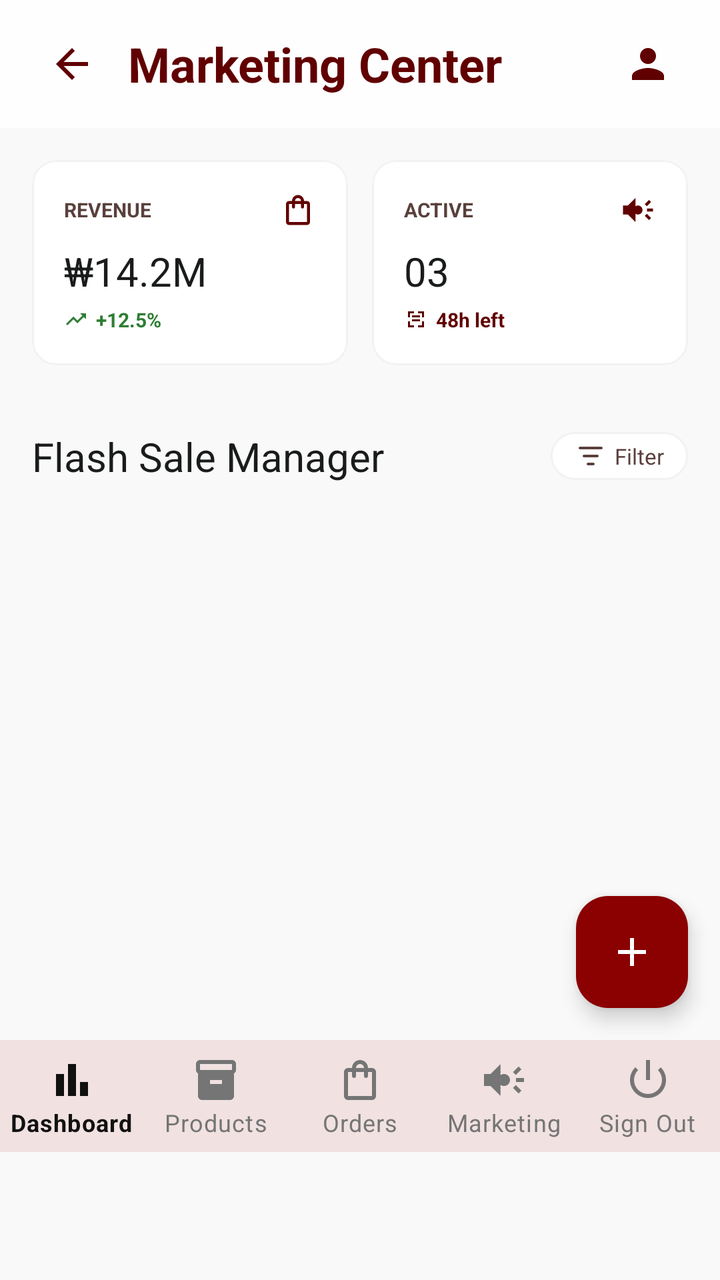
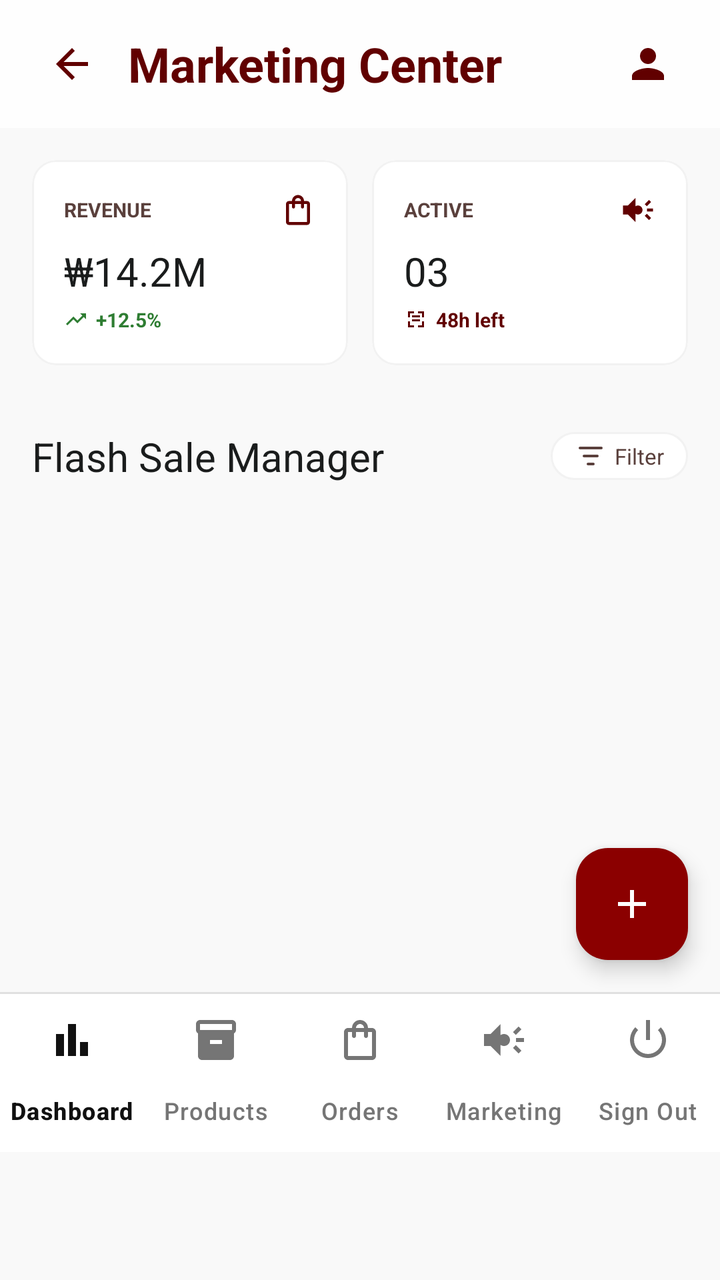

Before-and-after screenshots of an Android layout around one commit, followed by the original layout XML and the change that was made.
<!-- AndroidManifest.xml: application theme Theme.TirTirMCommerce -->
<!-- res/layout/activity_admin_flash_sale.xml -->
<?xml version="1.0" encoding="utf-8"?>
<androidx.constraintlayout.widget.ConstraintLayout xmlns:android="http://schemas.android.com/apk/res/android"
    xmlns:app="http://schemas.android.com/apk/res-auto"
    xmlns:tools="http://schemas.android.com/tools"
    android:layout_width="match_parent"
    android:layout_height="match_parent"
    android:background="@color/tirtir_off_white"
    android:paddingBottom="?attr/actionBarSize">

    
    <androidx.appcompat.widget.Toolbar
        android:id="@+id/toolbarAdminFlashSale"
        android:layout_width="match_parent"
        android:layout_height="?attr/actionBarSize"
        android:background="#CCFFFFFF"
        android:elevation="4dp"
        app:layout_constraintTop_toTopOf="parent"
        app:layout_constraintStart_toStartOf="parent"
        app:layout_constraintEnd_toEndOf="parent">
        
        <LinearLayout
            android:layout_width="match_parent"
            android:layout_height="match_parent"
            android:orientation="horizontal"
            android:gravity="center_vertical"
            android:paddingEnd="16dp">
            <ImageView
                android:id="@+id/btnBack"
                android:layout_width="wrap_content"
                android:layout_height="wrap_content"
                android:src="@drawable/ic_arrow_back"
                app:tint="@color/tirtir_red_dark"
                android:padding="8dp"/>
            <TextView
                android:layout_width="0dp"
                android:layout_height="wrap_content"
                android:layout_weight="1"
                android:text="Marketing Center"
                android:textSize="24sp"
                android:textColor="@color/tirtir_red_dark"
                android:textStyle="bold"
                android:layout_marginStart="8dp"/>
            <ImageView
                android:id="@+id/btnProfile"
                android:layout_width="wrap_content"
                android:layout_height="wrap_content"
                android:src="@drawable/ic_profile"
                app:tint="@color/tirtir_red_dark"
                android:padding="8dp"/>
        </LinearLayout>
    </androidx.appcompat.widget.Toolbar>

    <ScrollView
        android:layout_width="match_parent"
        android:layout_height="0dp"
        app:layout_constraintTop_toBottomOf="@id/toolbarAdminFlashSale"
        app:layout_constraintBottom_toTopOf="@id/bottomNavAdmin"
        app:layout_constraintStart_toStartOf="parent"
        app:layout_constraintEnd_toEndOf="parent">

        <LinearLayout
            android:layout_width="match_parent"
            android:layout_height="wrap_content"
            android:orientation="vertical"
            android:padding="16dp">

            
            <LinearLayout
                android:layout_width="match_parent"
                android:layout_height="wrap_content"
                android:orientation="horizontal"
                android:baselineAligned="false">
                
                
                <com.google.android.material.card.MaterialCardView
                    android:layout_width="0dp"
                    android:layout_height="wrap_content"
                    android:layout_weight="1"
                    android:layout_marginEnd="6dp"
                    app:cardCornerRadius="12dp"
                    app:cardBackgroundColor="@color/white"
                    app:strokeColor="@color/tirtir_surface_variant"
                    app:strokeWidth="1dp"
                    app:cardElevation="0dp">
                    <LinearLayout
                        android:layout_width="match_parent"
                        android:layout_height="wrap_content"
                        android:orientation="vertical"
                        android:padding="16dp">
                        <LinearLayout
                            android:layout_width="match_parent"
                            android:layout_height="wrap_content"
                            android:orientation="horizontal"
                            android:gravity="center_vertical">
                            <TextView
                                android:layout_width="0dp"
                                android:layout_height="wrap_content"
                                android:layout_weight="1"
                                android:text="REVENUE"
                                android:textSize="10sp"
                                android:textStyle="bold"
                                android:textColor="@color/tirtir_text_secondary"/>
                            <ImageView
                                android:layout_width="18dp"
                                android:layout_height="18dp"
                                android:src="@drawable/ic_admin_orders"
                                app:tint="@color/tirtir_red_dark"/>
                        </LinearLayout>
                        <TextView
                            android:id="@+id/tvSummaryRevenue"
                            android:layout_width="wrap_content"
                            android:layout_height="wrap_content"
                            android:text="₩14.2M"
                            android:textSize="20sp"
                            android:textColor="@color/tirtir_black"
                            android:layout_marginTop="8dp"/>
                        <LinearLayout
                            android:layout_width="wrap_content"
                            android:layout_height="wrap_content"
                            android:orientation="horizontal"
                            android:gravity="center_vertical"
                            android:layout_marginTop="4dp">
                            <ImageView
                                android:layout_width="12dp"
                                android:layout_height="12dp"
                                android:src="@drawable/ic_trending_up"
                                app:tint="@color/tirtir_success"/>
                            <TextView
                                android:layout_width="wrap_content"
                                android:layout_height="wrap_content"
                                android:text="+12.5%"
                                android:textSize="10sp"
                                android:textStyle="bold"
                                android:textColor="@color/tirtir_success"
                                android:layout_marginStart="4dp"/>
                        </LinearLayout>
                    </LinearLayout>
                </com.google.android.material.card.MaterialCardView>

                
                <com.google.android.material.card.MaterialCardView
                    android:layout_width="0dp"
                    android:layout_height="wrap_content"
                    android:layout_weight="1"
                    android:layout_marginStart="6dp"
                    app:cardCornerRadius="12dp"
                    app:cardBackgroundColor="@color/white"
                    app:strokeColor="@color/tirtir_surface_variant"
                    app:strokeWidth="1dp"
                    app:cardElevation="0dp">
                    <LinearLayout
                        android:layout_width="match_parent"
                        android:layout_height="wrap_content"
                        android:orientation="vertical"
                        android:padding="16dp">
                        <LinearLayout
                            android:layout_width="match_parent"
                            android:layout_height="wrap_content"
                            android:orientation="horizontal"
                            android:gravity="center_vertical">
                            <TextView
                                android:layout_width="0dp"
                                android:layout_height="wrap_content"
                                android:layout_weight="1"
                                android:text="ACTIVE"
                                android:textSize="10sp"
                                android:textStyle="bold"
                                android:textColor="@color/tirtir_text_secondary"/>
                            <ImageView
                                android:layout_width="18dp"
                                android:layout_height="18dp"
                                android:src="@drawable/ic_admin_campaign"
                                app:tint="@color/tirtir_red_dark"/>
                        </LinearLayout>
                        <TextView
                            android:id="@+id/tvSummaryActive"
                            android:layout_width="wrap_content"
                            android:layout_height="wrap_content"
                            android:text="03"
                            android:textSize="20sp"
                            android:textColor="@color/tirtir_black"
                            android:layout_marginTop="8dp"/>
                        <LinearLayout
                            android:layout_width="wrap_content"
                            android:layout_height="wrap_content"
                            android:orientation="horizontal"
                            android:gravity="center_vertical"
                            android:layout_marginTop="4dp">
                            <ImageView
                                android:layout_width="12dp"
                                android:layout_height="12dp"
                                android:src="@drawable/ic_scan"
                                app:tint="@color/tirtir_red_dark"/>
                            <TextView
                                android:layout_width="wrap_content"
                                android:layout_height="wrap_content"
                                android:text="48h left"
                                android:textSize="10sp"
                                android:textStyle="bold"
                                android:textColor="@color/tirtir_red_dark"
                                android:layout_marginStart="4dp"/>
                        </LinearLayout>
                    </LinearLayout>
                </com.google.android.material.card.MaterialCardView>
            </LinearLayout>

            
            <LinearLayout
                android:layout_width="match_parent"
                android:layout_height="wrap_content"
                android:orientation="horizontal"
                android:gravity="center_vertical"
                android:layout_marginTop="32dp"
                android:layout_marginBottom="16dp">
                <TextView
                    android:layout_width="0dp"
                    android:layout_height="wrap_content"
                    android:layout_weight="1"
                    android:text="Flash Sale Manager"
                    android:textSize="20sp"
                    android:textColor="@color/tirtir_black"/>
                <LinearLayout
                    android:layout_width="wrap_content"
                    android:layout_height="wrap_content"
                    android:orientation="horizontal"
                    android:background="@drawable/bg_border_radius_24"
                    android:gravity="center_vertical"
                    android:paddingHorizontal="12dp"
                    android:paddingVertical="4dp">
                    <ImageView
                        android:layout_width="16dp"
                        android:layout_height="16dp"
                        android:src="@drawable/ic_filter"
                        app:tint="@color/tirtir_text_secondary"/>
                    <TextView
                        android:layout_width="wrap_content"
                        android:layout_height="wrap_content"
                        android:text="Filter"
                        android:textSize="11sp"
                        android:textColor="@color/tirtir_text_secondary"
                        android:layout_marginStart="4dp"/>
                </LinearLayout>
            </LinearLayout>

            
            <androidx.recyclerview.widget.RecyclerView
                android:id="@+id/rvFlashSales"
                android:layout_width="match_parent"
                android:layout_height="wrap_content"
                android:nestedScrollingEnabled="false"
                tools:listitem="@layout/item_campaign"/>

            
            <com.google.android.material.card.MaterialCardView
                android:id="@+id/cvCreateForm"
                android:visibility="gone"
                android:layout_width="match_parent"
                android:layout_height="wrap_content"
                android:layout_marginTop="32dp"
                android:layout_marginBottom="48dp"
                app:cardCornerRadius="16dp"
                app:cardBackgroundColor="#F6EEEE"
                app:strokeColor="@color/tirtir_surface_variant"
                app:strokeWidth="1dp"
                app:cardElevation="2dp">
                
                <LinearLayout
                    android:layout_width="match_parent"
                    android:layout_height="wrap_content"
                    android:orientation="vertical"
                    android:padding="24dp">
                    
                    <TextView
                        android:layout_width="match_parent"
                        android:layout_height="wrap_content"
                        android:text="Create New Flash Sale"
                        android:textSize="24sp"
                        android:textAlignment="center"
                        android:textColor="@color/tirtir_black"/>
                    <TextView
                        android:layout_width="match_parent"
                        android:layout_height="wrap_content"
                        android:text="Configure and broadcast your promotion instantly."
                        android:textSize="12sp"
                        android:textAlignment="center"
                        android:textColor="@color/tirtir_text_secondary"
                        android:layout_marginTop="4dp"
                        android:layout_marginBottom="24dp"/>

                    
                    <TextView
                        android:layout_width="wrap_content"
                        android:layout_height="wrap_content"
                        android:text="TITLE *"
                        android:textSize="9sp"
                        android:textStyle="bold"
                        android:textColor="@color/tirtir_text_secondary"/>
                    <EditText
                        android:id="@+id/etFlashSaleTitle"
                        android:layout_width="match_parent"
                        android:layout_height="wrap_content"
                        android:background="@android:color/transparent"
                        android:hint="e.g. 50% OFF All Skincare!"
                        android:textColorHint="@color/tirtir_text_hint"
                        android:textColor="@color/tirtir_black"
                        android:textSize="18sp"
                        android:paddingVertical="8dp"
                        android:layout_marginBottom="20dp"
                        android:inputType="text"/>
                    <View android:layout_width="match_parent" android:layout_height="1dp" android:background="@color/tirtir_surface_variant" android:layout_marginTop="-20dp" android:layout_marginBottom="20dp"/>

                    
                    <TextView
                        android:layout_width="wrap_content"
                        android:layout_height="wrap_content"
                        android:text="MESSAGE *"
                        android:textSize="9sp"
                        android:textStyle="bold"
                        android:textColor="@color/tirtir_text_secondary"/>
                    <EditText
                        android:id="@+id/etFlashSaleMessage"
                        android:layout_width="match_parent"
                        android:layout_height="wrap_content"
                        android:background="@android:color/transparent"
                        android:hint="Describe your amazing promotion here..."
                        android:textColorHint="@color/tirtir_text_hint"
                        android:textColor="@color/tirtir_black"
                        android:textSize="16sp"
                        android:paddingVertical="8dp"
                        android:layout_marginBottom="20dp"
                        android:minLines="2"
                        android:gravity="top"
                        android:inputType="textMultiLine"/>
                    <View android:layout_width="match_parent" android:layout_height="1dp" android:background="@color/tirtir_surface_variant" android:layout_marginTop="-20dp" android:layout_marginBottom="20dp"/>

                    
                    <LinearLayout
                        android:layout_width="match_parent"
                        android:layout_height="wrap_content"
                        android:orientation="horizontal"
                        android:baselineAligned="false">
                        
                        <LinearLayout
                            android:layout_width="0dp"
                            android:layout_height="wrap_content"
                            android:layout_weight="1"
                            android:layout_marginEnd="8dp"
                            android:orientation="vertical">
                            <TextView
                                android:layout_width="wrap_content"
                                android:layout_height="wrap_content"
                                android:text="PATH"
                                android:textSize="9sp"
                                android:textStyle="bold"
                                android:textColor="@color/tirtir_text_secondary"/>
                            <EditText
                                android:id="@+id/etFlashSalePath"
                                android:layout_width="match_parent"
                                android:layout_height="wrap_content"
                                android:background="@android:color/transparent"
                                android:hint="/products"
                                android:textColorHint="@color/tirtir_text_hint"
                                android:textColor="@color/tirtir_black"
                                android:textSize="16sp"
                                android:paddingVertical="8dp"/>
                            <View android:layout_width="match_parent" android:layout_height="1dp" android:background="@color/tirtir_surface_variant" android:layout_marginTop="0dp"/>
                        </LinearLayout>
                        
                        <LinearLayout
                            android:layout_width="0dp"
                            android:layout_height="wrap_content"
                            android:layout_weight="1"
                            android:layout_marginStart="8dp"
                            android:orientation="vertical">
                            <TextView
                                android:layout_width="wrap_content"
                                android:layout_height="wrap_content"
                                android:text="TARGET"
                                android:textSize="9sp"
                                android:textStyle="bold"
                                android:textColor="@color/tirtir_text_secondary"/>
                            <EditText
                                android:id="@+id/etFlashSaleTarget"
                                android:layout_width="match_parent"
                                android:layout_height="wrap_content"
                                android:background="@android:color/transparent"
                                android:hint="All users"
                                android:textColorHint="@color/tirtir_text_hint"
                                android:textColor="@color/tirtir_black"
                                android:textSize="16sp"
                                android:paddingVertical="8dp"/>
                            <View android:layout_width="match_parent" android:layout_height="1dp" android:background="@color/tirtir_surface_variant" android:layout_marginTop="0dp"/>
                        </LinearLayout>
                    </LinearLayout>

                    <Button
                        android:id="@+id/btnSendFlashSale"
                        android:layout_width="match_parent"
                        android:layout_height="48dp"
                        android:layout_marginTop="24dp"
                        android:text="Blast Notification"
                        android:textAllCaps="false"
                        android:textColor="@color/white"
                        android:backgroundTint="@color/tirtir_red_dark"
                        app:cornerRadius="24dp"
                        app:icon="@drawable/ic_send"
                        app:iconGravity="textStart"/>

                    <ProgressBar
                        android:id="@+id/pbFlashSaleLoading"
                        android:layout_width="wrap_content"
                        android:layout_height="wrap_content"
                        android:layout_gravity="center"
                        android:layout_marginTop="8dp"
                        android:visibility="gone"/>

                    <TextView
                        android:layout_width="match_parent"
                        android:layout_height="wrap_content"
                        android:text="Broadcasting will reach 12.4k active users."
                        android:textSize="10sp"
                        android:textAlignment="center"
                        android:textColor="@color/tirtir_text_secondary"
                        android:layout_marginTop="12dp"/>
                    
                </LinearLayout>
            </com.google.android.material.card.MaterialCardView>

        </LinearLayout>
    </ScrollView>

    
    <com.google.android.material.bottomnavigation.BottomNavigationView
        android:id="@+id/bottomNavAdmin"
        style="@style/Widget.MaterialComponents.BottomNavigationView"
        android:layout_width="match_parent"
        android:layout_height="wrap_content"
        android:background="@android:color/white"
        app:backgroundTint="@android:color/white"
        app:itemIconTint="@color/admin_nav_color"
        app:itemTextColor="@color/admin_nav_color"
        app:labelVisibilityMode="labeled"
        app:menu="@menu/menu_admin_bottom_nav"
        app:elevation="8dp"
        app:layout_constraintBottom_toBottomOf="parent"
        app:layout_constraintStart_toStartOf="parent"
        app:layout_constraintEnd_toEndOf="parent" />

    <com.google.android.material.floatingactionbutton.FloatingActionButton
        android:id="@+id/fabAddFlashSale"
        android:layout_width="wrap_content"
        android:layout_height="wrap_content"
        android:layout_margin="16dp"
        android:src="@drawable/ic_plus"
        app:backgroundTint="@color/tirtir_red_primary"
        app:tint="@color/white"
        app:layout_constraintBottom_toTopOf="@id/bottomNavAdmin"
        app:layout_constraintEnd_toEndOf="parent" />

</androidx.constraintlayout.widget.ConstraintLayout>
<!-- res/layout/item_campaign.xml (included above) -->
<?xml version="1.0" encoding="utf-8"?>
<androidx.cardview.widget.CardView xmlns:android="http://schemas.android.com/apk/res/android"
    xmlns:app="http://schemas.android.com/apk/res-auto"
    android:layout_width="280dp"
    android:layout_height="wrap_content"
    android:layout_marginEnd="16dp"
    android:layout_marginBottom="8dp"
    app:cardCornerRadius="12dp"
    app:cardElevation="2dp"
    app:cardBackgroundColor="@android:color/white">

    <LinearLayout
        android:layout_width="match_parent"
        android:layout_height="wrap_content"
        android:orientation="vertical"
        android:padding="16dp">

        <RelativeLayout
            android:layout_width="match_parent"
            android:layout_height="wrap_content"
            android:layout_marginBottom="12dp">
            
            <LinearLayout
                android:layout_width="wrap_content"
                android:layout_height="wrap_content"
                android:orientation="vertical"
                android:layout_alignParentStart="true"
                android:layout_toStartOf="@id/tvStatus">
                <TextView
                    android:id="@+id/tvCampaignTitle"
                    android:layout_width="wrap_content"
                    android:layout_height="wrap_content"
                    android:text="Campaign Title"
                    android:textColor="@android:color/black"
                    android:textSize="14sp"
                    android:textStyle="bold" />
                <TextView
                    android:id="@+id/tvCampaignEndDate"
                    android:layout_width="wrap_content"
                    android:layout_height="wrap_content"
                    android:text="Ends in..."
                    android:textColor="@color/tirtir_text_secondary"
                    android:textSize="10sp"
                    android:textAllCaps="true" />
            </LinearLayout>

            <TextView
                android:id="@+id/tvStatus"
                android:layout_width="wrap_content"
                android:layout_height="wrap_content"
                android:layout_alignParentEnd="true"
                android:background="#E8F5E9"
                android:textColor="#2E7D32"
                android:textSize="10sp"
                android:textStyle="bold"
                android:paddingHorizontal="8dp"
                android:paddingVertical="2dp"
                android:text="LIVE" />
        </RelativeLayout>

        <RelativeLayout
            android:layout_width="match_parent"
            android:layout_height="wrap_content"
            android:layout_marginBottom="4dp">
            <TextView
                android:id="@+id/tvProgressText"
                android:layout_width="wrap_content"
                android:layout_height="wrap_content"
                android:layout_alignParentStart="true"
                android:text="Progress: 0 / 0"
                android:textColor="@color/tirtir_text_secondary"
                android:textSize="12sp" />
            <TextView
                android:id="@+id/tvProgressPercent"
                android:layout_width="wrap_content"
                android:layout_height="wrap_content"
                android:layout_alignParentEnd="true"
                android:text="+0%"
                android:textColor="#2E7D32"
                android:textStyle="bold"
                android:textSize="12sp" />
        </RelativeLayout>

        <ProgressBar
            android:id="@+id/pbCampaign"
            style="?android:attr/progressBarStyleHorizontal"
            android:layout_width="match_parent"
            android:layout_height="6dp"
            android:progressDrawable="@drawable/bg_progress_bar_rounded"
            android:progress="0"
            android:max="100" />

    </LinearLayout>

</androidx.cardview.widget.CardView>
<!-- resources referenced by this layout -->
<resources>
  <color name="tirtir_black">#1A1C1C</color>
  <color name="tirtir_off_white">#F9F9F9</color>
  <color name="tirtir_red_dark">#610000</color>
  <color name="tirtir_red_primary">#8B0000</color>
  <color name="tirtir_success">#2E7D32</color>
  <color name="tirtir_surface_variant">#F2F2F2</color>
  <color name="tirtir_text_hint">#9E9E9E</color>
  <color name="tirtir_text_secondary">#5A403C</color>
  <color name="white">#FFFFFF</color>
  <!-- drawable bg_border_radius_24 (drawable) -->
  <?xml version="1.0" encoding="utf-8"?>
  <shape xmlns:android="http://schemas.android.com/apk/res/android">
      <solid android:color="@color/white" />
      <corners android:radius="24dp" />
      <stroke android:width="1dp" android:color="@color/tirtir_surface_variant" />
  </shape>
  <!-- drawable ic_plus (drawable) -->
  <vector xmlns:android="http://schemas.android.com/apk/res/android"
      android:width="24dp"
      android:height="24dp"
      android:viewportWidth="24"
      android:viewportHeight="24">
      <path
          android:fillColor="#000000"
          android:pathData="M19,13H13V19H11V13H5V11H11V5H13V11H19V13Z" />
  </vector>
  <!-- drawable ic_send (drawable) -->
  <vector xmlns:android="http://schemas.android.com/apk/res/android"
      android:width="24dp"
      android:height="24dp"
      android:viewportWidth="24"
      android:viewportHeight="24">
      <path
          android:fillColor="#FFFFFFFF"
          android:pathData="M2,21l21,-9L2,3v7l15,2 -15,2v7z" />
  </vector>
  <style name="Theme.TirTirMCommerce" parent="Base.Theme.TirTirMCommerce" />
  <style name="Base.Theme.TirTirMCommerce" parent="Theme.Material3.DayNight.NoActionBar">
          
          <item name="colorPrimary">@color/tirtir_red_primary</item>
          <item name="colorPrimaryDark">@color/tirtir_red_dark</item>
          <item name="colorPrimaryContainer">@color/tirtir_red_surface</item>
  
          
          <item name="colorOnPrimary">@color/tirtir_white</item>
          <item name="colorOnPrimaryContainer">@color/tirtir_red_primary</item>
  
          
          <item name="colorSecondary">@color/tirtir_black</item>
          <item name="colorOnSecondary">@color/tirtir_white</item>
          <item name="colorSecondaryContainer">@color/tirtir_red_surface</item>
          <item name="colorOnSecondaryContainer">@color/tirtir_red_primary</item>
  
          
          <item name="colorSurface">@color/tirtir_white</item>
          <item name="colorOnSurface">@color/tirtir_black</item>
          <item name="colorSurfaceVariant">@color/tirtir_off_white</item>
  
          
          <item name="android:windowBackground">@color/tirtir_off_white</item>
          <item name="android:statusBarColor">@color/tirtir_white</item>
          <item name="android:windowLightStatusBar">true</item>
  
          
          <item name="colorError">@color/tirtir_error</item>
      </style>
  <color name="tirtir_red_surface">#FFF4F3</color>
  <color name="tirtir_white">#FFFFFF</color>
  <color name="tirtir_error">#D32F2F</color>
  <!-- unchanged entries left out for length: 8 -->
</resources>

<!-- the commit's change to res/layout/activity_admin_flash_sale.xml (unified diff, before → after) -->
@@ -432,16 +432,16 @@
     
     <com.google.android.material.bottomnavigation.BottomNavigationView
         android:id="@+id/bottomNavAdmin"
-        style="@style/Widget.MaterialComponents.BottomNavigationView"
+        style="@style/Widget.TirTir.AdminBottomNav"
         android:layout_width="match_parent"
         android:layout_height="wrap_content"
-        android:background="@android:color/white"
-        app:backgroundTint="@android:color/white"
+        android:background="@drawable/bg_bottom_nav_admin"
+        app:backgroundTint="@null"
+        app:itemRippleColor="@color/tirtir_outline_variant"
         app:itemIconTint="@color/admin_nav_color"
         app:itemTextColor="@color/admin_nav_color"
         app:labelVisibilityMode="labeled"
         app:menu="@menu/menu_admin_bottom_nav"
-        app:elevation="8dp"
         app:layout_constraintBottom_toBottomOf="parent"
         app:layout_constraintStart_toStartOf="parent"
         app:layout_constraintEnd_toEndOf="parent" />
<!-- resource entries referenced after the edit -->
@@ -2,6 +2,7 @@
 <resources>
   <color name="tirtir_black">#1A1C1C</color>
   <color name="tirtir_off_white">#F9F9F9</color>
+  <color name="tirtir_outline_variant">#E5E5E5</color>
   <color name="tirtir_red_dark">#610000</color>
   <color name="tirtir_red_primary">#8B0000</color>
   <color name="tirtir_success">#2E7D32</color>
@@ -16,6 +17,22 @@
       <corners android:radius="24dp" />
       <stroke android:width="1dp" android:color="@color/tirtir_surface_variant" />
   </shape>
+  <!-- drawable bg_bottom_nav_admin (drawable) -->
+  <?xml version="1.0" encoding="utf-8"?>
+  <layer-list xmlns:android="http://schemas.android.com/apk/res/android">
+      
+      <item>
+          <shape android:shape="rectangle">
+              <solid android:color="#E0E0E0" />
+          </shape>
+      </item>
+      
+      <item android:top="1dp">
+          <shape android:shape="rectangle">
+              <solid android:color="@android:color/white" />
+          </shape>
+      </item>
+  </layer-list>
   <!-- drawable ic_plus (drawable) -->
   <vector xmlns:android="http://schemas.android.com/apk/res/android"
       android:width="24dp"
@@ -36,12 +53,21 @@
           android:fillColor="#FFFFFFFF"
           android:pathData="M2,21l21,-9L2,3v7l15,2 -15,2v7z" />
   </vector>
+  <style name="Widget.TirTir.AdminBottomNav" parent="Widget.Material3.BottomNavigationView">
+          <item name="android:background">@android:color/white</item>
+          <item name="backgroundTint">@android:color/white</item>
+          <item name="elevation">0dp</item>
+          <item name="itemActiveIndicatorStyle">@style/TransparentActiveIndicator</item>
+      </style>
   <style name="Theme.TirTirMCommerce" parent="Base.Theme.TirTirMCommerce" />
+  <style name="TransparentActiveIndicator" parent="Widget.Material3.BottomNavigationView.ActiveIndicator">
+          <item name="android:color">@android:color/transparent</item>
+      </style>
   <style name="Base.Theme.TirTirMCommerce" parent="Theme.Material3.DayNight.NoActionBar">
           
           <item name="colorPrimary">@color/tirtir_red_primary</item>
           <item name="colorPrimaryDark">@color/tirtir_red_dark</item>
-          <item name="colorPrimaryContainer">@color/tirtir_red_surface</item>
+          <item name="colorPrimaryContainer">#FFFFFF</item>
   
           
           <item name="colorOnPrimary">@color/tirtir_white</item>
@@ -50,7 +76,7 @@
           
           <item name="colorSecondary">@color/tirtir_black</item>
           <item name="colorOnSecondary">@color/tirtir_white</item>
-          <item name="colorSecondaryContainer">@color/tirtir_red_surface</item>
+          <item name="colorSecondaryContainer">#F8F8F8</item>
           <item name="colorOnSecondaryContainer">@color/tirtir_red_primary</item>
   
           
@@ -66,7 +92,6 @@
           
           <item name="colorError">@color/tirtir_error</item>
       </style>
-  <color name="tirtir_red_surface">#FFF4F3</color>
   <color name="tirtir_white">#FFFFFF</color>
   <color name="tirtir_error">#D32F2F</color>
   <!-- unchanged entries left out for length: 8 -->
